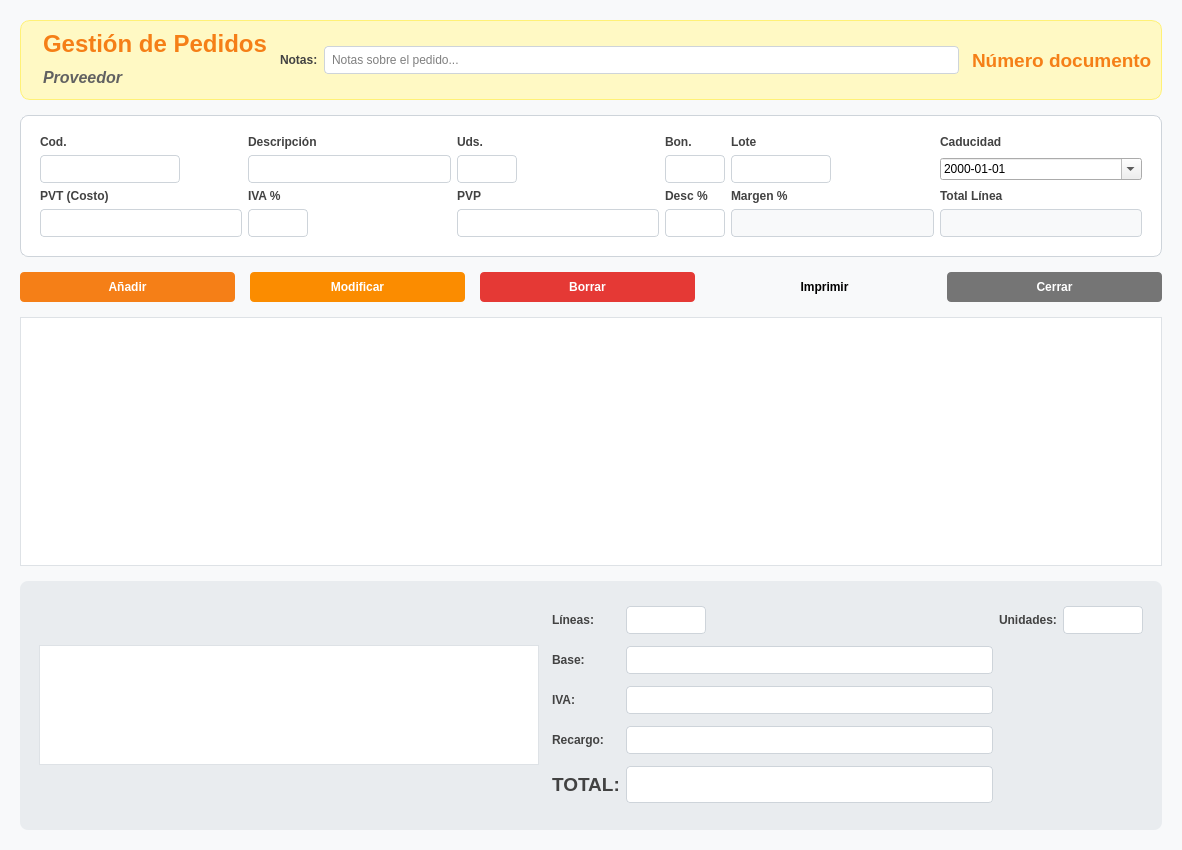
The window that pedidos.ui (Ladis72/tienda) describes before a commit, drawn with Qt 5.
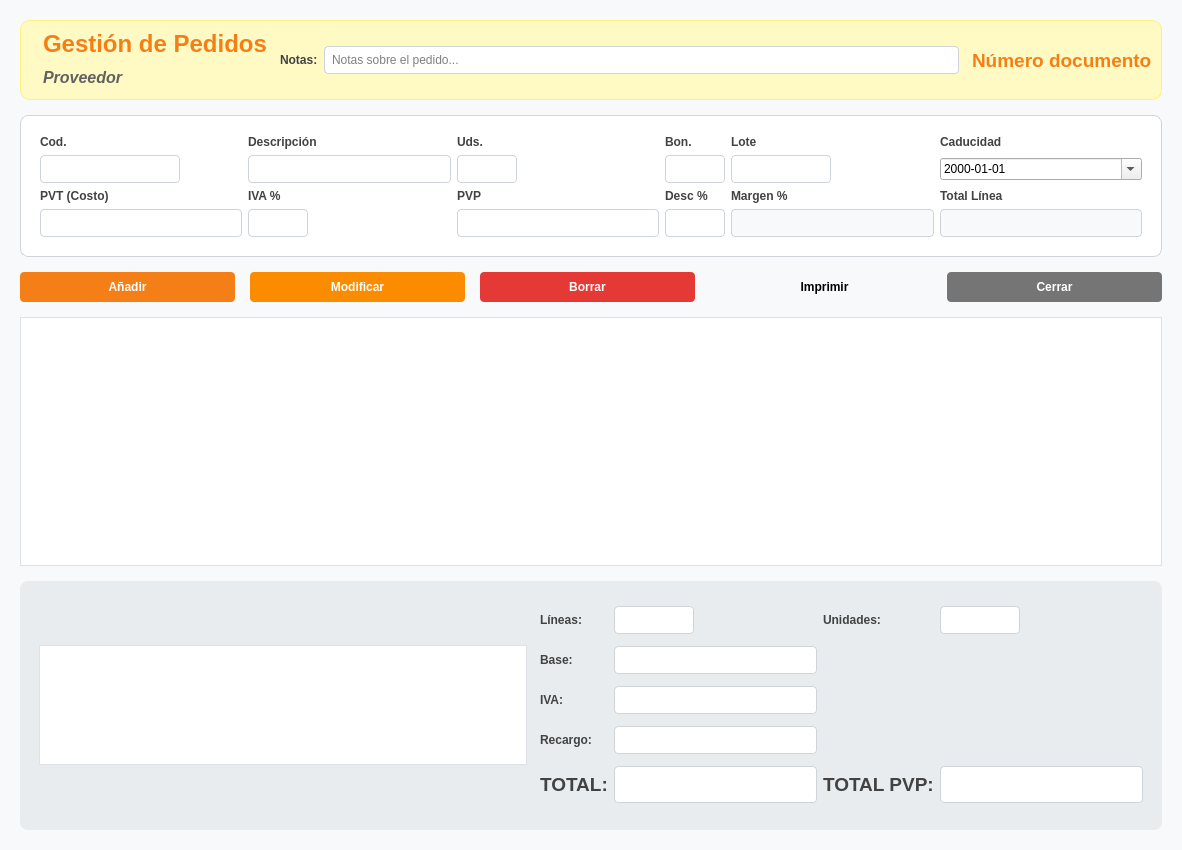
The same window after the commit. Icons and pictures are not drawn.

Commit message:
Inventario por lotes y mejoras de pedidos/IA
- Nuevo dialoginventario: detalle de lotes por articulo (caducidad,
  cantidad, tienda) con modelo de tabla
- asistenteia: ampliacion del catalogo de herramientas de IA
- pedidos: campos y validaciones adicionales
- tienda.ui/tienda.pro: alta del nuevo dialogo y fuentes

Trabajo pendiente sin commitear, preservado antes de reorganizar
las carpetas de la home.

Patch:
```diff
--- a/pedidos.ui
+++ b/pedidos.ui
@@ -634,6 +634,38 @@
           </property>
          </widget>
         </item>
+        <item row="4" column="2">
+         <widget class="QLabel" name="label_total_pvp">
+          <property name="font">
+           <font>
+            <pointsize>14</pointsize>
+            <bold>true</bold>
+           </font>
+          </property>
+          <property name="text">
+           <string>TOTAL PVP:</string>
+          </property>
+         </widget>
+        </item>
+        <item row="4" column="3">
+         <widget class="QLineEdit" name="lineEditTotalPvp">
+          <property name="enabled">
+           <bool>false</bool>
+          </property>
+          <property name="font">
+           <font>
+            <pointsize>14</pointsize>
+            <bold>true</bold>
+           </font>
+          </property>
+          <property name="styleSheet">
+           <string notr="true">color: #1b5e20; background-color: white;</string>
+          </property>
+          <property name="alignment">
+           <set>Qt::AlignmentFlag::AlignRight|Qt::AlignmentFlag::AlignTrailing|Qt::AlignmentFlag::AlignVCenter</set>
+          </property>
+         </widget>
+        </item>
        </layout>
       </item>
      </layout>
```
The commit also changes 11 other files.
